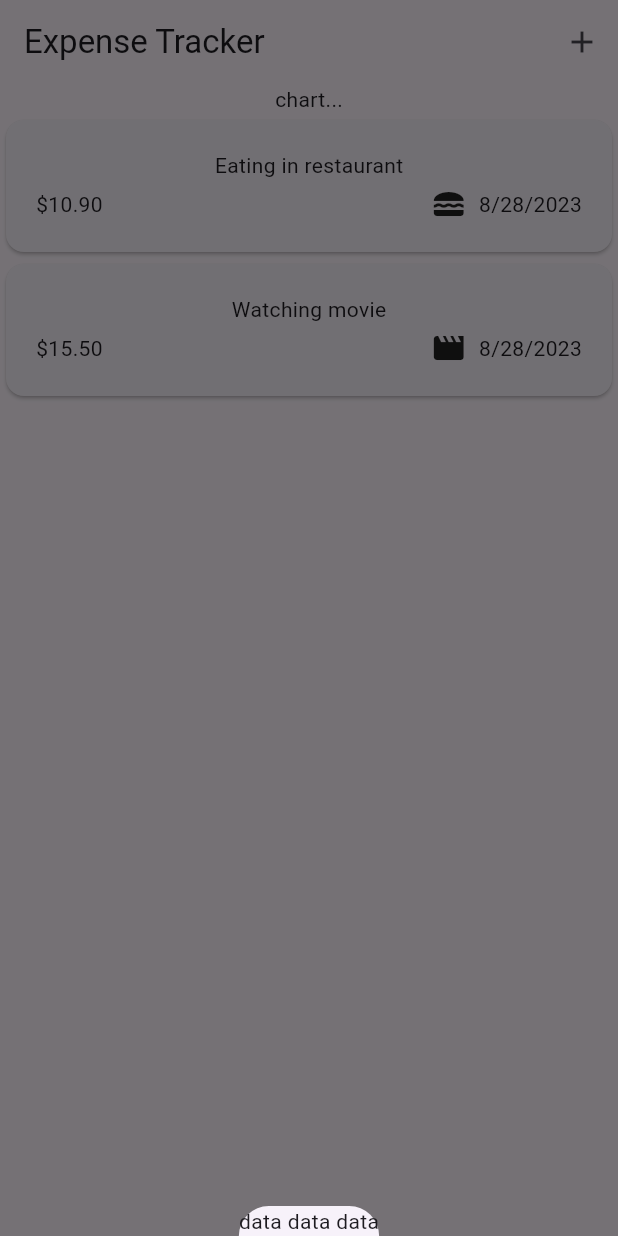
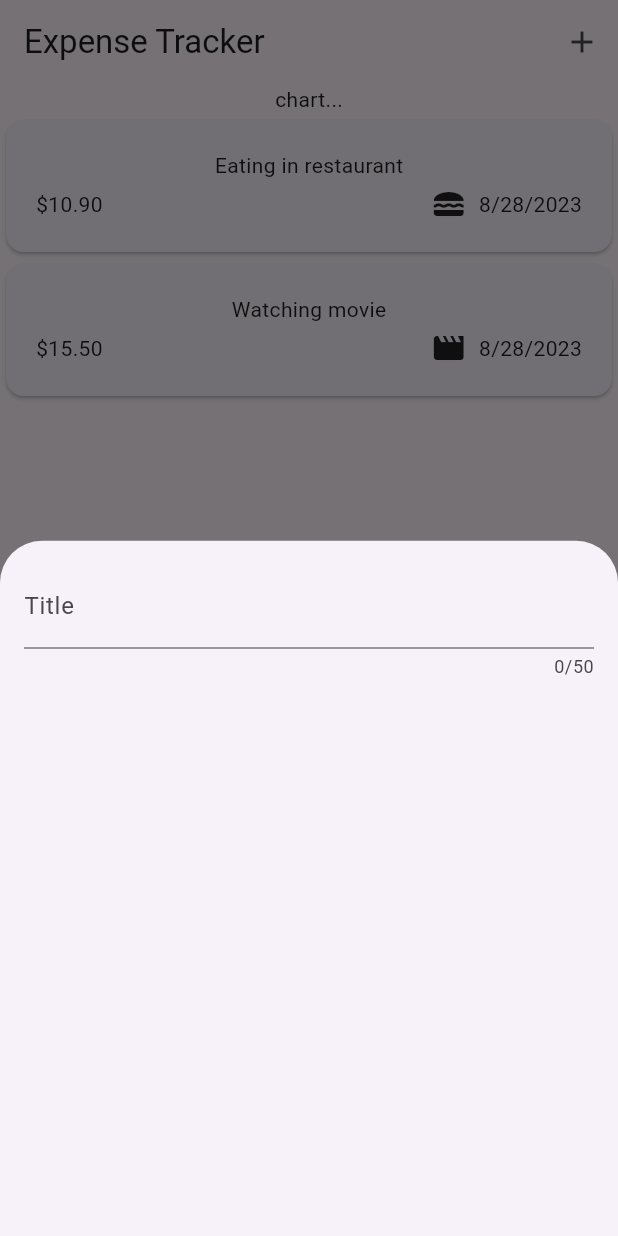
Before and after one commit to DenisLobur/expenses_tracker, a Flutter app: the screen it shows after launch, after a tap on the "add" icon, on a phone screen of 412 x 824 dp. Run offline on Flutter 3.47's test engine with Material 2 defaults, Android fonts, the phone set to English and light mode, and no system bars.

Commit message:
Add TextField for Expense title (12)

```diff
--- a/lib/widgets/expenses.dart
+++ b/lib/widgets/expenses.dart
@@ -1,5 +1,6 @@
 import 'package:expenses_tracker/widgets/expenses_list/expenses_list.dart';
 import 'package:expenses_tracker/models/expense.dart';
+import 'package:expenses_tracker/widgets/new_expense.dart';
 import 'package:flutter/material.dart';
 
 class Expenses extends StatefulWidget {
@@ -28,7 +29,7 @@ class _ExpensesState extends State<Expenses> {
   void _openAddExpenseOverlay() {
     showModalBottomSheet(
       context: context,
-      builder: (ctx) => const Text('data data data'),
+      builder: (ctx) => const NewExpense(),
     );
   }
 
--- /dev/null
+++ b/lib/widgets/new_expense.dart
@@ -0,0 +1,27 @@
+import 'package:flutter/material.dart';
+
+class NewExpense extends StatefulWidget {
+  const NewExpense({super.key});
+
+  @override
+  State<NewExpense> createState() {
+    return _NewExpenseState();
+  }
+}
+
+class _NewExpenseState extends State<NewExpense> {
+  @override
+  Widget build(BuildContext context) {
+    return const Padding(
+      padding: EdgeInsets.all(16),
+      child: Column(
+        children: [
+          TextField(
+            maxLength: 50,
+            decoration: InputDecoration(label: Text('Title')),
+          ),
+        ],
+      ),
+    );
+  }
+}
```
